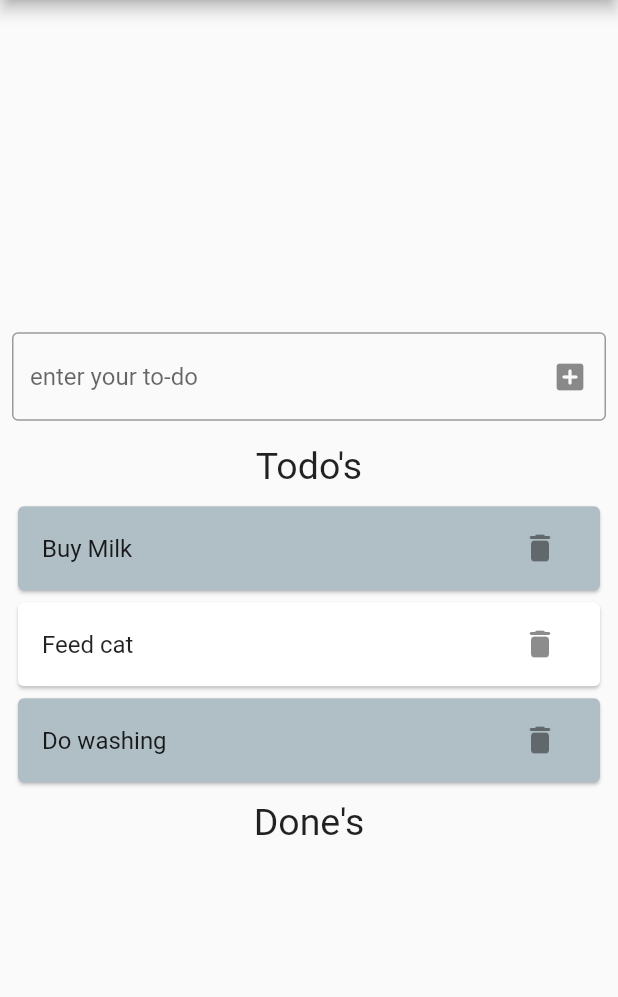
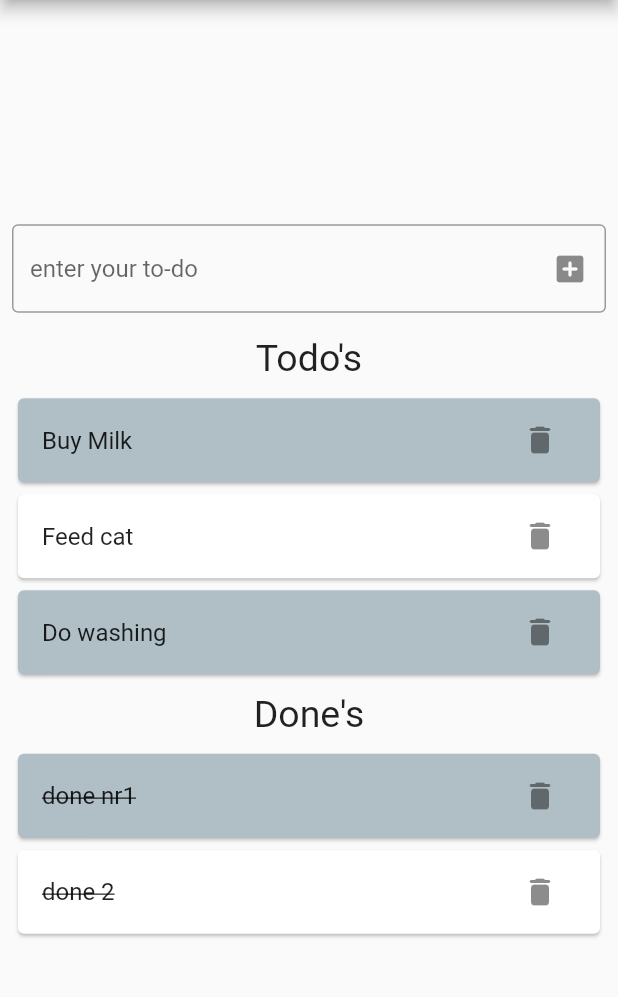
Before and after one commit to theislanglands/ToDo-App-Flutter, a Flutter app: the screen it shows after launch, on a phone screen of 412 x 824 dp, the part 84-1081 px from its top. Run offline on Flutter 3.47's test engine with Material 2 defaults, Android fonts, the phone set to English and light mode, and no system bars; missing offline and left inert: dart:html.

Commit message:
done list

```diff
--- a/lib/main.dart
+++ b/lib/main.dart
@@ -44,6 +44,7 @@ class HomePage extends StatefulWidget {
 
 class _HomePageState extends State<HomePage> {
   List<String> _todos = ['Buy Milk', 'Feed cat', 'Do washing'];
+  List<String> _dones = ['done nr1', 'done 2'];
   final todoInputField = TextEditingController();
 
   void _addTodo(String todo) {
@@ -61,6 +62,19 @@ class _HomePageState extends State<HomePage> {
     });
   }
 
+  void _done(int index) {
+    setState(() {
+      _dones.add(_todos.elementAt(index));
+      _todos.removeAt(index);
+    });
+  }
+
+  void _deleteDone(int index) {
+    setState(() {
+      _dones.removeAt(index);
+    });
+  }
+
   @override
   Widget build(BuildContext context) {
     return Scaffold(
@@ -71,12 +85,6 @@ class _HomePageState extends State<HomePage> {
       ),
       body: Center(
         child: Column(
-//
-          // Invoke "debug painting" (press "p" in the console, choose the
-          // "Toggle Debug Paint" action from the Flutter Inspector in Android
-          // Studio, or the "Toggle Debug Paint" command in Visual Studio Code)
-          // to see the wireframe for each widget.
-
           mainAxisAlignment: MainAxisAlignment.center,
           children: <Widget>[
             Column(
@@ -103,9 +111,7 @@ class _HomePageState extends State<HomePage> {
                 ),
               ],
             ),
-            const Text(
-              'Todo\'s', style: TextStyle(fontSize: 25)
-              ),
+            const Text('Todo\'s', style: TextStyle(fontSize: 25)),
             ListView.builder(
                 shrinkWrap: true,
                 padding: const EdgeInsets.all(8),
@@ -130,9 +136,32 @@ class _HomePageState extends State<HomePage> {
                     ),
                   );
                 }),
-            const Text(
-              'Done\'s', style: TextStyle(fontSize: 25)
-              ),
+            const Text('Done\'s', style: TextStyle(fontSize: 25)),
+            ListView.builder(
+                shrinkWrap: true,
+                padding: const EdgeInsets.all(8),
+                itemCount: _dones.length,
+                itemBuilder: (BuildContext context, int index) {
+                  return Center(
+                    child: Card(
+                      color: Colors.blueGrey[200 + (index % 2)],
+                      child: ListTile(
+                        title: Text(
+                          textAlign: TextAlign.left,
+                          _dones[index],
+                          style: const TextStyle(decoration: TextDecoration.lineThrough),
+                        ),
+                        trailing: IconButton(
+                          icon: const Icon(Icons.delete_rounded),
+                          tooltip: "delete",
+                          onPressed: () {
+                            _deleteDone(index);
+                          },
+                        ),
+                      ),
+                    ),
+                  );
+                }),
           ],
         ),
       ),
```
